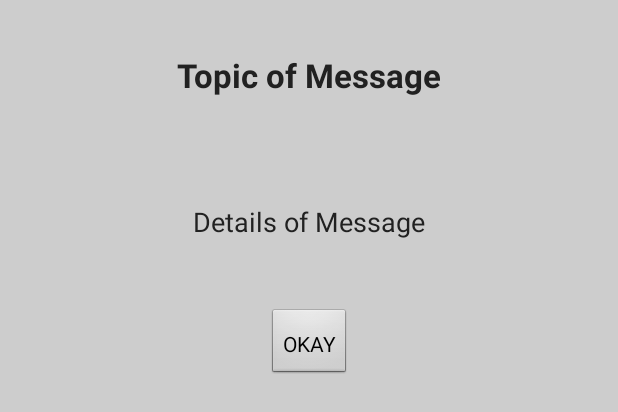
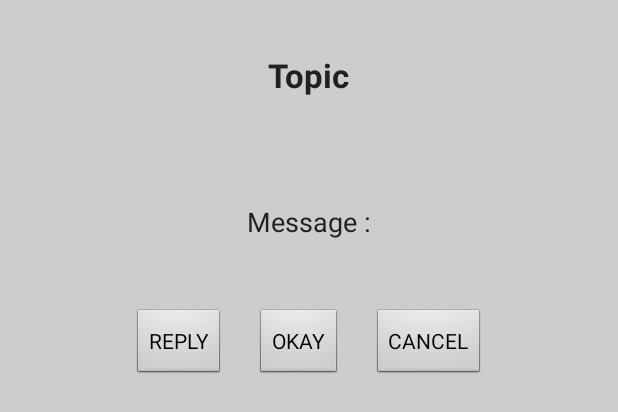
Before and after one commit to nchncp/Elderly_Launcher, an Android app: the layout notification.xml on its own in the app's theme, with its tools: preview values and no code run, on a phone screen of 412 x 824 dp. Shown: the top 412 px of the screen. Run offline under Robolectric (Android 15) with nearby library versions, the phone set to English and light mode, and no system bars.

Commit message:
edit Notification layout

```diff
--- a/app/src/main/res/layout/apps_item.xml
+++ b/app/src/main/res/layout/apps_item.xml
@@ -10,8 +10,7 @@
         android:layout_width="70dp"
         android:layout_height="70dp"
         android:layout_alignParentTop="true"
-        android:layout_centerHorizontal="true"
-        android:background="@mipmap/ic_launcher"/>
+        android:layout_centerHorizontal="true" />
 
     <TextView
         android:id="@+id/label"
--- a/app/src/main/res/layout/notification.xml
+++ b/app/src/main/res/layout/notification.xml
@@ -10,7 +10,7 @@
         android:id="@+id/noti_title"
         android:layout_width="wrap_content"
         android:layout_height="wrap_content"
-        android:text="Topic of Message"
+        android:text="@string/topic"
         android:layout_alignParentTop="true"
         android:layout_centerHorizontal="true"
         android:layout_margin="10dp"
@@ -24,7 +24,7 @@
         android:layout_below="@+id/noti_title"
         android:layout_width="wrap_content"
         android:layout_height="wrap_content"
-        android:text="Details of Message"
+        android:text="@string/sms_detail"
         android:layout_centerInParent="true"
         android:layout_centerHorizontal="true"
         android:layout_margin="10dp"
@@ -33,14 +33,31 @@
         android:textColor="#212121"
         />
 
-    <Button
-        android:id="@+id/noti_close"
-        android:layout_below="@+id/noti_detail"
-        android:layout_width="wrap_content"
+    <LinearLayout
+        android:layout_width="match_parent"
         android:layout_height="wrap_content"
-        android:layout_margin="10dp"
-        android:layout_centerHorizontal="true"
-        android:padding="10sp"
-        android:text="OKAY" />
+        android:layout_below="@id/noti_detail"
+        android:gravity="center">
+
+        <Button
+            android:layout_width="wrap_content"
+            android:layout_height="wrap_content"
+            android:text="@string/reply"
+            android:layout_margin="10dp"/>
+
+        <Button
+            android:layout_width="wrap_content"
+            android:layout_height="wrap_content"
+            android:text="@string/okay"
+            android:layout_margin="10dp"/>
+
+        <Button
+            android:layout_width="wrap_content"
+            android:layout_height="wrap_content"
+            android:text="@string/cancel"
+            android:layout_margin="10dp"/>
+
+
+    </LinearLayout>
 
 </RelativeLayout>
--- a/app/src/main/res/values/strings.xml
+++ b/app/src/main/res/values/strings.xml
@@ -1,5 +1,5 @@
 <resources>
-    <string name="app_name">Launcher</string>
+    <string name="app_name">Elderly Launcher</string>
     <string name="hello_world">Hello world!</string>
     <string name="action_settings">Settings</string>
     <string name="show_apps">Show Apps</string>
@@ -38,4 +38,6 @@
     <string name="to">Username</string>
     <string name="sms_to">To :</string>
     <string name="send">SEND</string>
+    <string name="reply">REPLY</string>
+    <string name="okay">OKAY</string>
 </resources>
```
